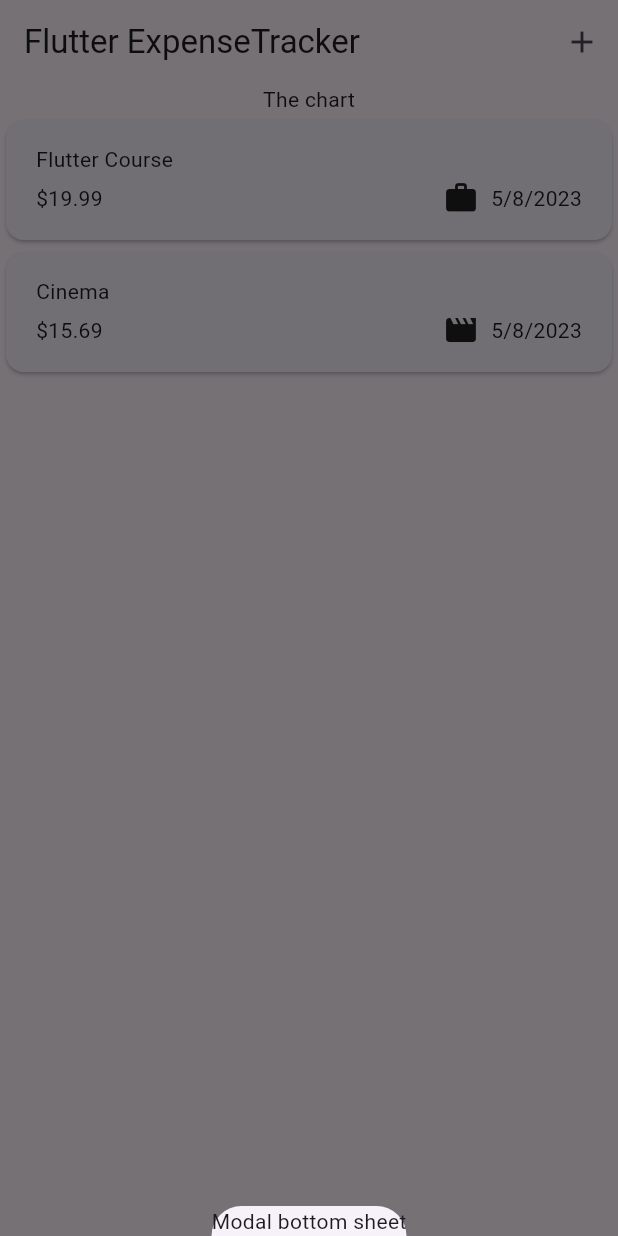
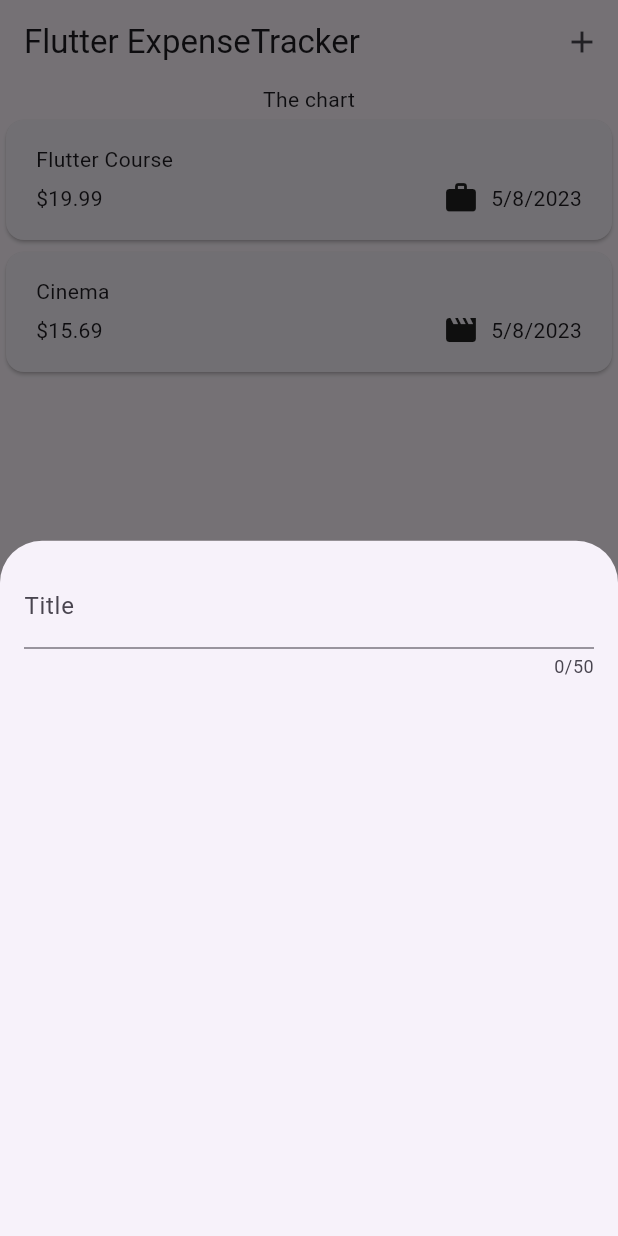
Before and after one commit to zakdim/expense_tracker, a Flutter app: the screen it shows after launch, after a tap on the "add" icon, on a phone screen of 412 x 824 dp. Run offline on Flutter 3.47's test engine with Material 2 defaults, Android fonts, the phone set to English and light mode, and no system bars.

Commit message:
s05-106 Handling user (text) input with the TextField widget

```diff
--- a/lib/widgets/expenses.dart
+++ b/lib/widgets/expenses.dart
@@ -1,3 +1,4 @@
+import 'package:expense_tracker/widgets/new_expense.dart';
 import 'package:flutter/material.dart';
 
 import 'package:expense_tracker/widgets/expenses_list/expenses_list.dart';
@@ -31,7 +32,7 @@ class _ExpensesState extends State<Expenses> {
   void _openAddExpenseOverlay() {
     showModalBottomSheet(
       context: context,
-      builder: (ctx) => const Text('Modal bottom sheet'),
+      builder: (ctx) => const NewExpense(),
     );
   }
 
--- /dev/null
+++ b/lib/widgets/new_expense.dart
@@ -0,0 +1,27 @@
+import 'package:flutter/material.dart';
+
+class NewExpense extends StatefulWidget {
+  const NewExpense({super.key});
+
+  @override
+  State<NewExpense> createState() => _NewExpenseState();
+}
+
+class _NewExpenseState extends State<NewExpense> {
+  @override
+  Widget build(BuildContext context) {
+    return Padding(
+      padding: const EdgeInsets.all(16),
+      child: Column(
+        children: const [
+          TextField(
+            maxLength: 50,
+            decoration: InputDecoration(
+              label: Text('Title'),
+            ),
+          ),
+        ],
+      ),
+    );
+  }
+}
```
